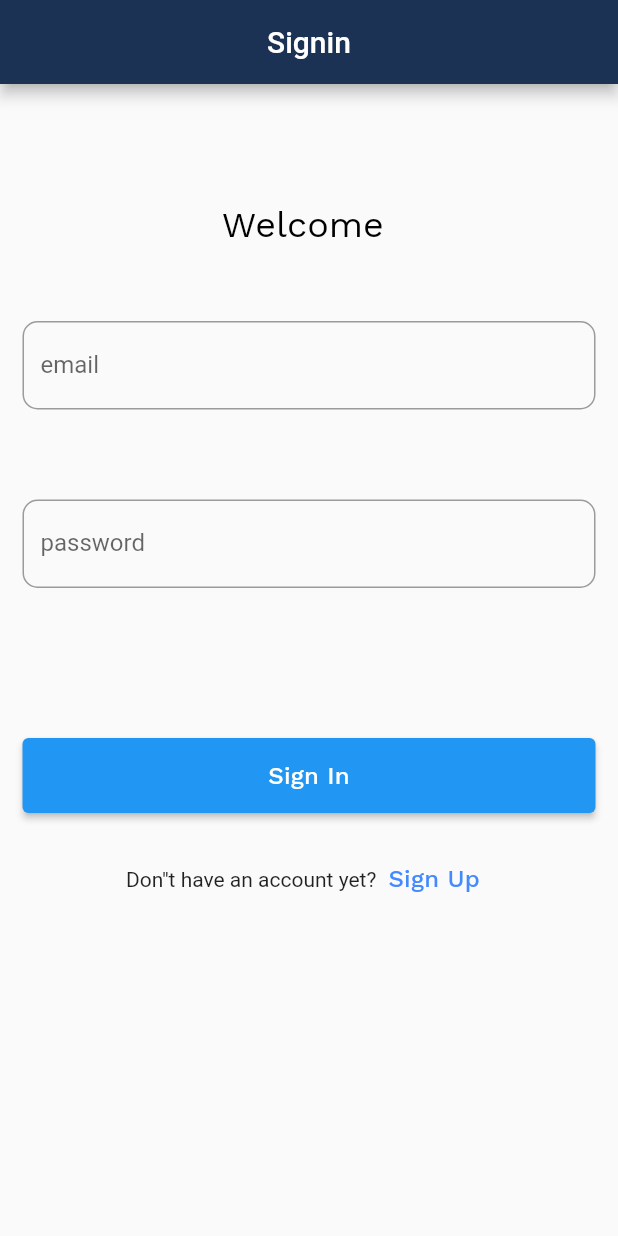
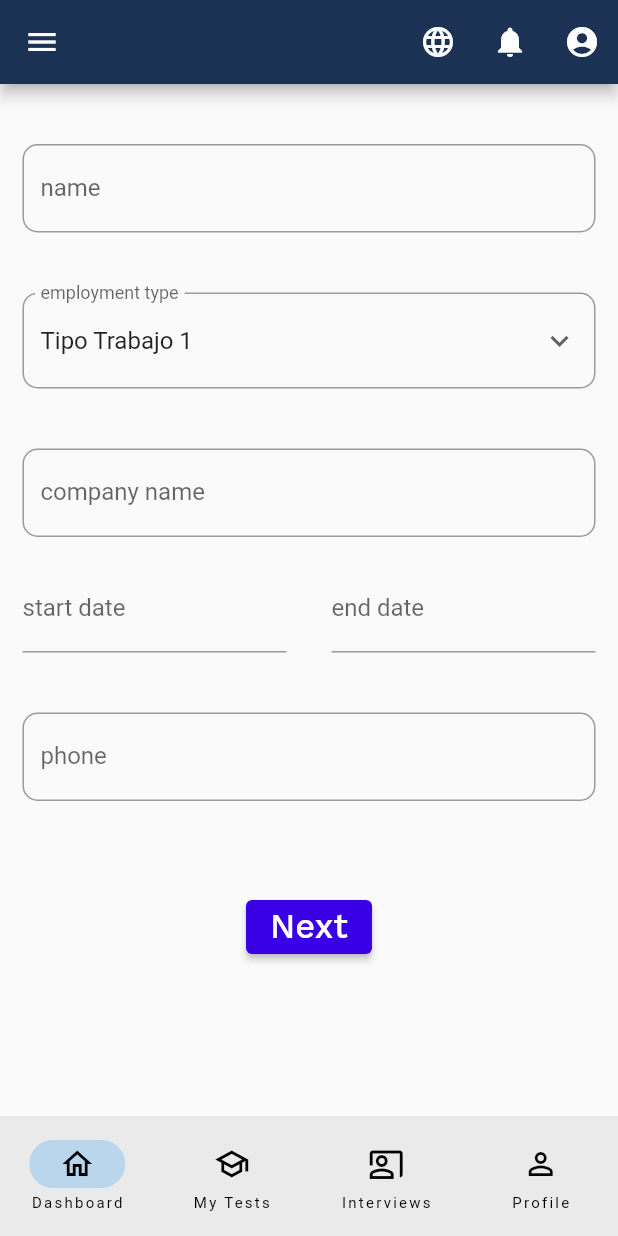
Before and after one commit to crevelandiagu/grupo7_movil-proyecto-final, a Flutter app: the screen it shows after launch, on a phone screen of 412 x 824 dp. Run offline on Flutter 3.47's test engine with Material 2 defaults, Android fonts, the phone set to English and light mode, and no system bars; drawn by our look-alikes of date_time_picker; our stand-ins replace get, google_fonts; missing offline and left inert: dart:ffi; generated files the repository leaves out were written again.

```diff
--- a/lib/app.dart
+++ b/lib/app.dart
@@ -1,4 +1,6 @@
 import 'package:abc_jobs/candidates/views/dashboard.dart';
+import 'package:abc_jobs/candidates/views/profile_personal_info.dart';
+import 'package:abc_jobs/candidates/views/profile_work_info.dart';
 import 'package:abc_jobs/candidates/views/signin.dart';
 import 'package:abc_jobs/candidates/views/signup.dart';
 import 'package:abc_jobs/utils/themes.dart';
@@ -17,7 +19,7 @@ class App extends StatelessWidget {
       title: "ABC Jobs",
       theme: lightTheme,
       themeMode: ThemeMode.light,
-      initialRoute: '/',
+   //   initialRoute: '/',
       getPages: [
         GetPage(name: '/', page: ()=>Signin()),
         GetPage(name:'/signup', page: () => Signup()),
@@ -34,7 +36,7 @@ class App extends StatelessWidget {
         Locale("es"),
 
       ],
-     // home: Signup(),
+      home: WorkInfo(),
     );
   }
 }
--- /dev/null
+++ b/lib/candidates/views/profile_work_info.dart
@@ -0,0 +1,182 @@
+import 'package:abc_jobs/common_widgets/widgets.dart';
+import 'package:flutter/material.dart';
+import 'package:flutter_gen/gen_l10n/app_localizations.dart';
+import 'package:get/get.dart';
+import 'package:google_fonts/google_fonts.dart';
+import 'package:date_time_picker/date_time_picker.dart';
+
+class WorkInfo extends StatelessWidget {
+  WorkInfo({super.key});
+
+  var currentValue = "Tipo Trabajo 1".obs;
+
+  final  items = [
+    "Tipo Trabajo 1",
+    "Tipo Trabajo 2",
+    "Tipo Trabajo 3",
+    "Tipo Trabajo 4",
+    "Tipo Trabajo 5",
+    "Tipo Trbajo 6",
+    "Tipo Trabajo 7"
+  ];
+
+  @override
+  Widget build(BuildContext context) {
+    return Scaffold(
+      appBar: customAppBar(),
+      bottomNavigationBar: bottomNavigation((index) => null, context, 0),
+      body: SingleChildScrollView(
+        child: Obx(()=>Column(
+          mainAxisAlignment: MainAxisAlignment.center,
+          children: [
+
+             Padding(
+              padding: const EdgeInsets.fromLTRB(15, 40, 15, 40),
+              child: TextField(
+                key: const Key('textPosition'),
+                onChanged: (value) {
+                },
+                decoration: InputDecoration(
+                  border: OutlineInputBorder(
+                    borderRadius: BorderRadius.circular(10.0),
+                  ),
+                  labelText: AppLocalizations.of(context).name,
+                  //errorText: controller.email.value ? null : AppLocalizations.of(context).valid_email,
+                  hintText: AppLocalizations.of(context).nameLabel,
+                ),
+              ),
+              ),
+
+             Padding(
+              padding: const EdgeInsets.symmetric(horizontal: 15.0),
+              child: DropdownButtonFormField(
+                icon: Icon(Icons.keyboard_arrow_down),
+
+
+                value: currentValue.value,
+
+                items: items.map((String item){
+                      return DropdownMenuItem(
+                        value: item,
+                        child: Text(item)
+                        );
+                      }).toList(),
+                onChanged: (String? value){
+                  currentValue.value = value as String;
+
+                },
+                decoration: InputDecoration(
+                  labelText: AppLocalizations.of(context).employmentType,
+                  border: OutlineInputBorder(
+                    borderRadius: BorderRadius.circular(10.0),
+                  ),
+                ),
+                ),
+
+
+              ),
+
+             Padding(
+              padding: const EdgeInsets.fromLTRB(15, 40, 15, 0),
+              child: TextField(
+                key: const Key('company'),
+                onChanged: (value) {
+                },
+                decoration: InputDecoration(
+                  border: OutlineInputBorder(
+                    borderRadius: BorderRadius.circular(10.0),
+                  ),
+                  labelText: AppLocalizations.of(context).companyName,
+                  //errorText: controller.email.value ? null : AppLocalizations.of(context).valid_email,
+                  hintText: AppLocalizations.of(context).companyLabel,
+                ),
+              ),
+              ),
+
+              const SizedBox(
+                height: 18,),
+
+             Row(
+                mainAxisAlignment: MainAxisAlignment.spaceBetween,
+                children: [
+
+                  Flexible(
+                    child: Padding(
+                      padding: const EdgeInsets.symmetric(horizontal:15.0),
+                      child: DateTimePicker(
+                        type: DateTimePickerType.date,
+                        firstDate: DateTime(1960),
+                        lastDate: DateTime(2100),
+                        dateLabelText: 'start date',
+                      ),
+                    ),
+                  ),
+                //  SizedBox(width: 10,),
+                  Flexible(
+                    child: Padding(
+                      padding: const EdgeInsets.symmetric(horizontal: 15.0),
+                      child: DateTimePicker(
+                        type: DateTimePickerType.date,
+                        firstDate: DateTime(1960),
+                        lastDate: DateTime(2100),
+                        dateLabelText: 'end date',
+                      ),
+                    ),
+                  ),
+                ],
+              ),
+
+             Padding(
+              padding: const EdgeInsets.symmetric(horizontal: 15.0, vertical: 40),
+              child: TextField(
+                key: const Key('phone'),
+                onChanged: (value) {
+                },
+                decoration: InputDecoration(
+                  border: OutlineInputBorder(
+                    borderRadius: BorderRadius.circular(10.0),
+                  ),
+                  labelText: AppLocalizations.of(context).phoneNumber,
+                  //errorText: controller.email.value ? null : AppLocalizations.of(context).valid_email,
+                  hintText: AppLocalizations.of(context).phoneLabel,
+                ),
+              ),
+              ),
+
+             const  SizedBox(
+                height: 20,
+              ),
+
+                ElevatedButton(
+                key: const Key('nextButton'),
+                style: ElevatedButton.styleFrom(
+                 // minimumSize: const Size.fromHeight(50),
+                 backgroundColor: Color.fromARGB(255, 58, 0, 229),
+                ),
+                onPressed: (){},
+                child: Text('Next', style: GoogleFonts.workSans(
+                  textStyle: const TextStyle(
+                    fontSize: 23,
+                    fontWeight: FontWeight.w500,
+                  ),
+                ),
+                ),
+
+              ),
+
+
+
+
+
+
+
+
+
+
+          ],
+        ),
+        ),
+      ),
+    );
+  }
+}
--- a/lib/common_widgets/widgets.dart
+++ b/lib/common_widgets/widgets.dart
@@ -61,3 +61,27 @@ Widget cardDashboard(String title, BuildContext context) {
     ),
   );
 }
+
+PreferredSizeWidget customAppBar() {
+  return AppBar(
+    leading: IconButton(
+      onPressed: (){},
+      icon: const Icon(Icons.menu),
+      ),
+    actions: [
+      IconButton(
+            onPressed: (){},
+            icon: const Icon(Icons.language),
+            ),
+          IconButton(
+            onPressed: (){},
+             icon: const Icon(Icons.notifications),
+             ),
+          IconButton(
+            onPressed: (){},
+            icon: const Icon(Icons.account_circle),
+            ),
+
+    ],
+  );
+}
--- a/lib/l10n/app_en.arb
+++ b/lib/l10n/app_en.arb
@@ -79,7 +79,7 @@
         "description": "success"
     },
 
-    "applications": "My Applications",
+    "applications": "Applications",
     "@applications": {
         "description": "applications"
     },
@@ -89,7 +89,7 @@
         "description": "tests"
     },
 
-    "interviews": "My Interviews",
+    "interviews": "Interviews",
     "@interviews": {
         "description": "interviews"
     },
@@ -99,9 +99,85 @@
         "description": "details"
     },
 
-    "profile": "My Profile",
+    "profile": "Profile",
     "@profile": {
         "description": "profile"
+    },
+
+    "name": "name",
+    "@name": {
+        "description": "name"
+    },
+
+    "lastname": "lastname",
+    "@lastname": {
+        "description": "lastname"
+    },
+
+    "phoneNumber": "phone",
+    "@phoneNumber": {
+        "description": "phone"
+    },
+
+    "numberId": "number Id",
+    "@numberId": {
+        "description": "numberID"
+    },
+
+    "nameLabel": "Enter your name",
+    "@nameLabel": {
+        "description": "name label"
+    },
+
+    "lastnameLabel": "Enter your lastname",
+    "@lastnameLabel": {
+        "description": "lastname label"
+    },
+
+    "numberIdLabel": "Enter your Id",
+    "@numberIdLabel": {
+        "description": "numberId Label"
+    },
+
+    "location": "location",
+    "@location": {
+        "description": "location"
+    },
+
+    "locationLabel": "Enter your location",
+    "@locationLabel": {
+        "description": "location"
+    },
+
+    "phoneLabel": "Enter your phone",
+    "@phoneLabel": {
+        "description": "phone"
+    },
+
+    "position": "position",
+    "@position": {
+        "description": "position"
+    },
+
+
+    "positionLabel": "Enter your position",
+    "@positionLabel": {
+        "description": "positionLabel"
+    },
+
+    "employmentType": "employment type",
+    "@employmentType": {
+        "description": "employment type"
+    },
+
+    "companyName": "company name",
+    "@companyName": {
+        "description": "company name"
+    },
+
+    "companyLabel": "Enter company name",
+    "@companyLabel": {
+        "description": "company label"
     }
 
 
@@ -109,4 +185,9 @@
 
 
 
+
+
+
+
+
 }
--- a/pubspec.yaml
+++ b/pubspec.yaml
@@ -37,7 +37,7 @@ dependencies:
     sdk: flutter
   intl: any
   build_runner: ^2.3.0
-  persistent_bottom_nav_bar: ^5.0.2
+  date_time_picker: ^2.1.0
 
 
   # The following adds the Cupertino Icons font to your application.
```
Also changed, not shown: lib/candidates/views/profile_personal_info.dart (added, +149 -0 lines), lib/l10n/app_es.arb (+16 -1 lines), pubspec.lock.
